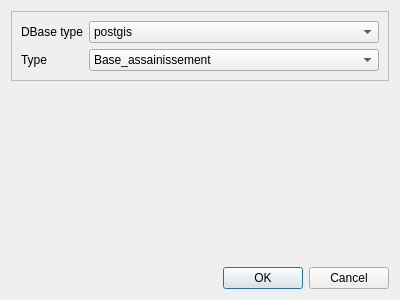
Qt form Lamia/dialog/InspectionDigue_newDB.ui (Artelia/Lamia) before a commit.
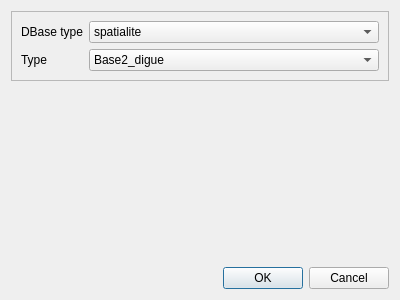
The same form after that commit.

The edit to the form file:
```diff
--- a/Lamia/dialog/InspectionDigue_newDB.ui
+++ b/Lamia/dialog/InspectionDigue_newDB.ui
@@ -32,11 +32,6 @@
       </item>
       <item row="0" column="1">
        <widget class="QComboBox" name="comboBox_dbtype">
-        <item>
-         <property name="text">
-          <string>postgis</string>
-         </property>
-        </item>
         <item>
          <property name="text">
           <string>spatialite</string>
@@ -55,7 +50,7 @@
        <widget class="QComboBox" name="comboBox_type">
         <item>
          <property name="text">
-          <string>Base_assainissement</string>
+          <string>Base2_digue</string>
          </property>
         </item>
         <item>
```
Left out of the diff: 27 changed lines with no effect on the pictures.
